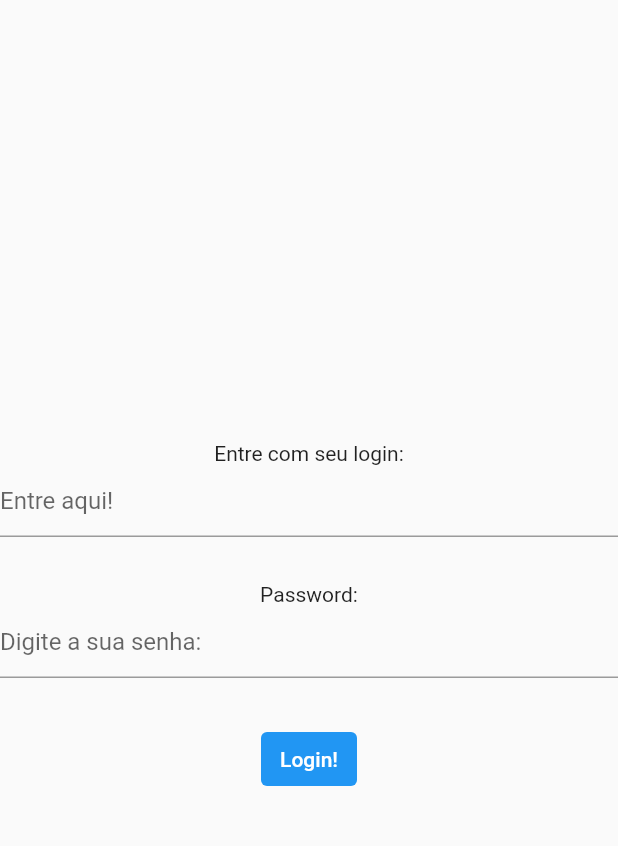
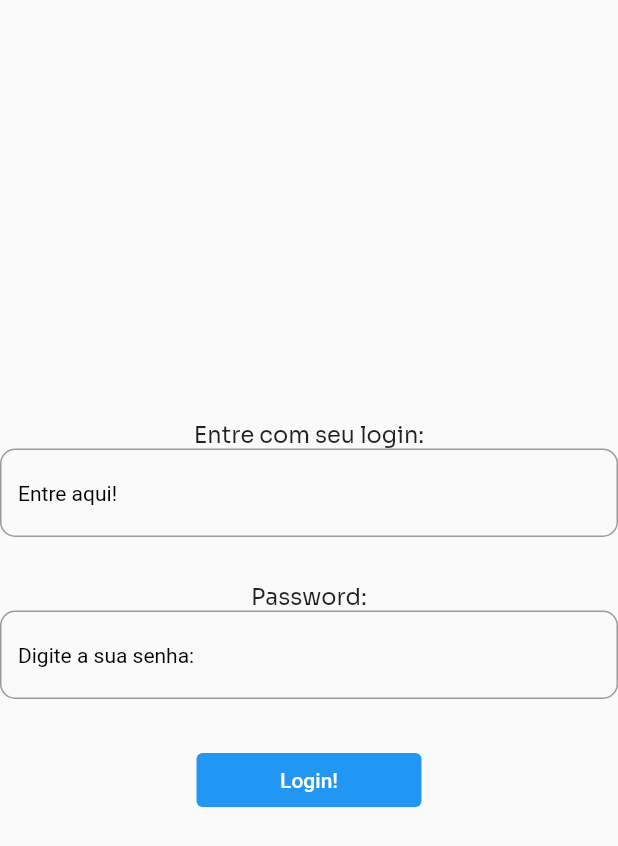
Before and after one commit to mthmontes/login-app, a Flutter app: the screen it shows after launch, on a phone screen of 412 x 824 dp. Shown: the top 846 px of the screen. Run offline on Flutter 3.47's test engine with Material 2 defaults, Android fonts, the phone set to English and light mode, and no system bars.

Commit message:
style: add a new styles for project

```diff
--- a/login_app/lib/login_screen.dart
+++ b/login_app/lib/login_screen.dart
@@ -19,25 +19,36 @@ class _HomePageState extends State<HomePage> {
           children: [
             Text(
               "Entre com seu login:",
-              textAlign: TextAlign.left,
+              style: TextStyle(fontSize: 15.0, fontFamily: 'Sora'),
             ),
             TextField(
-              cursorColor: Colors.white,
-              decoration: InputDecoration(hintText: "Entre aqui!"),
+              style: TextStyle(color: Colors.white),
+              decoration: InputDecoration(
+                  hintStyle: TextStyle(color: Colors.black, fontSize: 14.0),
+                  hintText: "Entre aqui!",
+                  border: OutlineInputBorder(
+                      borderRadius: BorderRadius.circular(10.0))),
             ),
             SizedBox(
               height: 30,
             ),
             Text(
               "Password:",
-              textAlign: TextAlign.left,
+              style: TextStyle(
+                fontFamily: 'Sora',
+                fontSize: 15.0,
+              ),
             ),
             TextField(
               obscureText: true,
               enableSuggestions: false,
               autocorrect: false,
               cursorColor: Colors.white,
-              decoration: InputDecoration(hintText: "Digite a sua senha:"),
+              decoration: InputDecoration(
+                  hintText: "Digite a sua senha:",
+                  hintStyle: TextStyle(color: Colors.black, fontSize: 14.0),
+                  border: OutlineInputBorder(
+                      borderRadius: BorderRadius.circular(10.0))),
             ),
             SizedBox(
               height: 30,
@@ -46,7 +57,9 @@ class _HomePageState extends State<HomePage> {
               onPressed: () => {debugPrint("Confirmando...")},
               child: Text("Login!"),
               style: TextButton.styleFrom(
-                  backgroundColor: Colors.blue, foregroundColor: Colors.white),
+                  fixedSize: Size.fromWidth(150),
+                  backgroundColor: Colors.blue,
+                  foregroundColor: Colors.white),
             ),
           ],
         ),
```
Also changed, not shown: login_app/pubspec.yaml (+5 -6 lines), login_app/assets/fonts/Sora-Bold.ttf (added), login_app/assets/fonts/Sora-ExtraBold.ttf (added), login_app/assets/fonts/Sora-ExtraLight.ttf (added), login_app/assets/fonts/Sora-Light.ttf (added), login_app/assets/fonts/Sora-Medium.ttf (added), login_app/assets/fonts/Sora-Regular.ttf (added), login_app/assets/fonts/Sora-SemiBold.ttf (added), login_app/assets/fonts/Sora-Thin.ttf (added).
